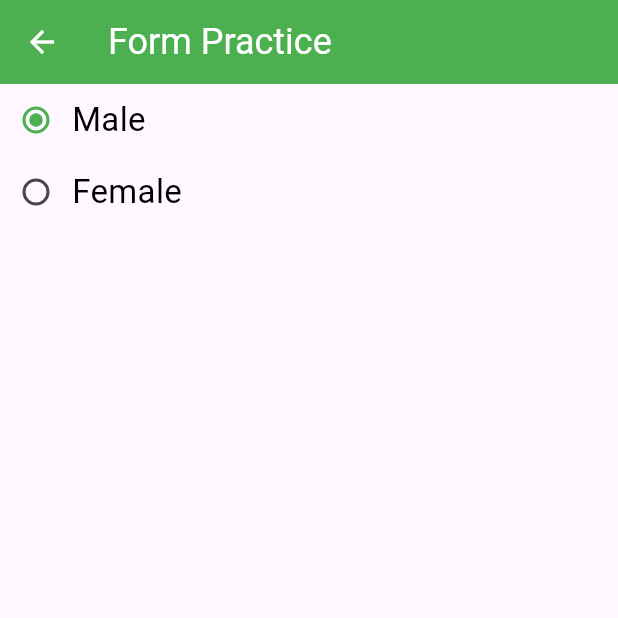
After one commit to Cold-Thunder/flutter_widgets, a Flutter app: the screen it shows after launch, after a tap on "Go to Form Pract", on a phone screen of 412 x 824 dp, the top half of it. The commit adds this screen. Run offline on Flutter 3.47's test engine with Material 3 defaults, Android fonts, the phone set to English and light mode, and no system bars; our stand-ins replace curved_navigation_bar, fluttertoast, image_picker, liquid_swipe; missing offline and left inert: dart:ffi.

Commit message:
new widget is added

```diff
--- /dev/null
+++ b/lib/activities/formPract.dart
@@ -0,0 +1,67 @@
+import 'package:first_app/widgets/radio_widget.dart';
+import 'package:flutter/cupertino.dart';
+import 'package:flutter/material.dart';
+
+class FormPract extends StatefulWidget{
+  @override
+  _FormPract createState()=> _FormPract();
+}
+class _FormPract extends State<FormPract>{
+  String _gender = 'm';
+
+  void genderChange(val){
+    setState((){
+      _gender = val;
+    });
+  }
+  @override
+  Widget build(BuildContext context){
+    return Scaffold(
+      appBar: AppBar(
+        title: const Text('Form Practice',style: TextStyle(
+            fontSize: 24,
+            color: Colors.white,
+        )),
+        backgroundColor: Colors.green,
+        iconTheme: const IconThemeData(color: Colors.white)
+      ),
+      body: SafeArea(
+        child: Center(
+          child: Column(
+            children: [
+              Container(
+                child: Column(
+                  children: [
+                    Row(
+                        children: [
+                          RadioWidget(
+                              value: 'm',
+                              gValue: _gender,
+                              func: genderChange,
+                              ),
+                          Text('Male', style: TextStyle(
+                            fontSize: 22,
+                            color: Colors.black
+                          ))
+                        ]
+
+                    ),
+                    Row(
+                        children: [
+                          RadioWidget(value: 'f', gValue: _gender, func: genderChange),
+                          Text('Female',style: TextStyle(
+                            fontSize: 22,
+                            color: Colors.black
+                          ))
+                        ]
+                      )
+                  ]
+                )
+              )
+            ]
+          )
+        )
+      )
+    );
+  }
+}
--- a/lib/pages/DataTab.dart
+++ b/lib/pages/DataTab.dart
@@ -1,6 +1,7 @@
 import 'package:first_app/activities/DatePick.dart';
 import 'package:first_app/activities/ForScreen.dart';
 import 'package:first_app/activities/Range.dart';
+import 'package:first_app/activities/formPract.dart';
 import 'package:flutter/material.dart';
 
 class DataTab extends StatefulWidget{
@@ -55,6 +56,20 @@ class _DataTab extends State<DataTab>{
                   );
                 },
               )
+            ),
+            Container(
+              child: ElevatedButton(
+                style: buttonStyle,
+                child: const Text('Go to Form Pract', style: TextStyle(
+                  fontSize: 22,
+                  color: Colors.white
+               )),
+                onPressed: (){
+                  Navigator.push(context,
+                    MaterialPageRoute(builder: (context)=>FormPract())
+                  );
+                }
+              )
             )
           ]
         )
--- /dev/null
+++ b/lib/widgets/radio_widget.dart
@@ -0,0 +1,32 @@
+import 'package:flutter/cupertino.dart';
+import 'package:flutter/material.dart';
+
+class RadioWidget extends StatelessWidget{
+  late String value;
+  late String gValue;
+  late Color? activeColor;
+  Function func;
+  RadioWidget({
+    required this.value,
+    required this.gValue,
+    required this.func,
+    this.activeColor,
+    super.key
+});
+  @override
+  Widget build(BuildContext context){
+    return Row(
+      children:[
+        Radio(
+          value: value,
+          groupValue: gValue,
+          onChanged: (val){
+            func(val);
+          },
+          activeColor: activeColor != null ? activeColor : Colors.green,
+          splashRadius: 20
+        )
+      ]
+    );
+  }
+}
```
